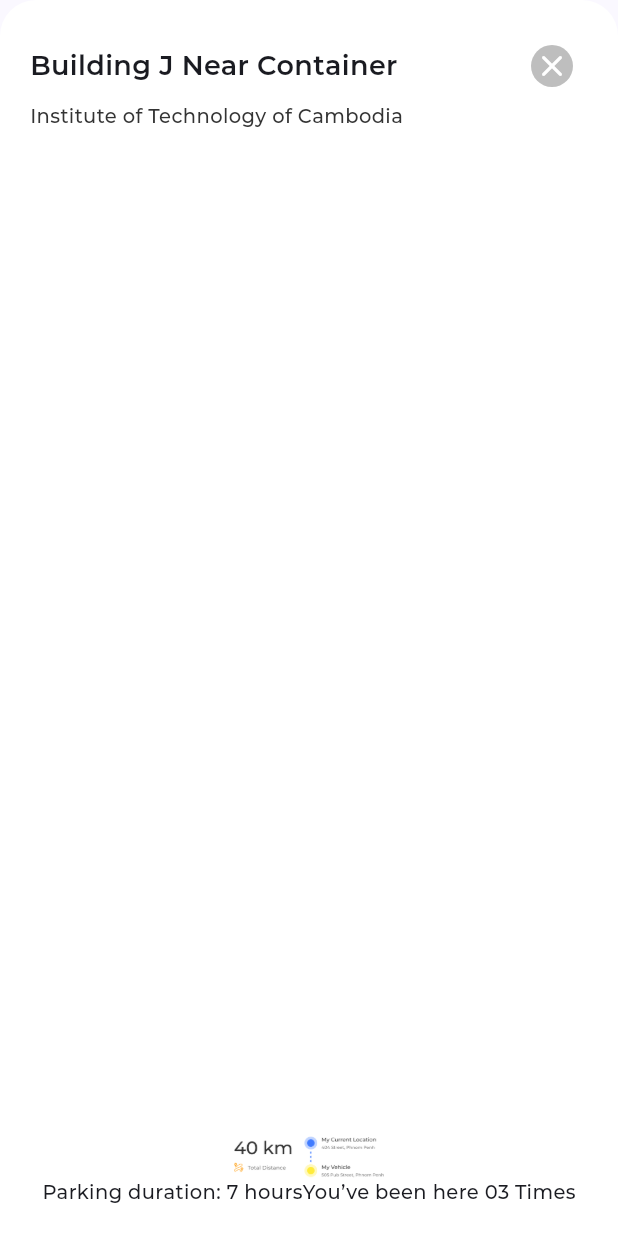
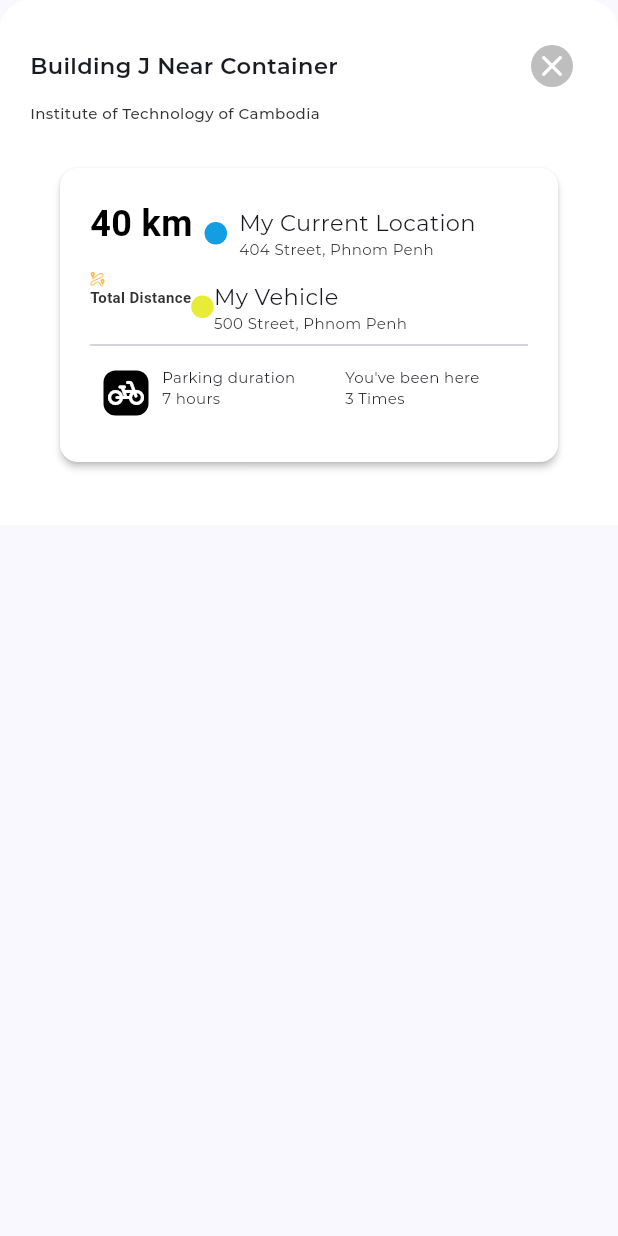
Before and after one commit to darororo/parking_wizard, a Flutter app: the Directions widget shown alone on an empty page, opened directly, on a phone screen of 412 x 824 dp. Run offline on Flutter 3.47's test engine with Material 3 defaults, Android fonts, the phone set to English and light mode, and no system bars; our stand-ins replace flutter_map, flutter_riverpod, geolocator, go_router, google_fonts, latlong2 and 2 more; missing offline and left inert: dart:ffi, flutter_polyline_points, iconify_flutter; project files that could hold a hidden picture were left out.

Commit message:
nara/directions_bottomsheet

```diff
--- a/lib/ui/screens/directions/directions.dart
+++ /dev/null
@@ -1,86 +0,0 @@
-import 'package:flutter/material.dart';
-
-
-class Directions extends StatelessWidget {
-  const Directions({super.key});
-
-  @override
-  Widget build(BuildContext context) {
-    return Container(
-      decoration: const BoxDecoration(
-        color: Colors.white,
-        borderRadius: BorderRadius.only(
-          topLeft: Radius.circular(24),
-          topRight: Radius.circular(24),
-        ),
-      ),
-      padding: const EdgeInsets.fromLTRB(20, 20, 20, 20),
-      width: double.infinity,
-      child: Column(
-        children: [
-          Row(
-            mainAxisAlignment: MainAxisAlignment.spaceBetween,
-            children: [
-              const Text(
-                'Building J Near Container',
-                style: TextStyle(
-                  fontWeight: FontWeight.w600,
-                  fontSize: 18,
-                  fontFamily: 'Montserrat',
-                ),
-              ),
-              Stack(
-                alignment: Alignment.center,
-                children: [
-                  Container(
-                    decoration: const BoxDecoration(
-                      shape: BoxShape.circle,
-                      color: Color(0xFFBEBEBE),
-                    ),
-                    width: 28,
-                    height: 28,
-                  ),
-                  IconButton(
-                    onPressed: () {
-                      Navigator.of(context).pop();
-                    },
-                    icon: const Icon(
-                      Icons.close_rounded,
-                      color: Colors.white,
-                      size: 24,
-                    ),
-                  ),
-                ],
-              ),
-            ],
-          ),
-          Align(
-            alignment: Alignment.centerLeft,
-            child: Text(
-              'Institute of Technology of Cambodia',
-              style: TextStyle(
-                fontSize: 13,
-                color: Color(0xFF333333),
-                fontFamily: 'Montserrat',
-                fontWeight: FontWeight.w500,
-              ),
-            ),
-          ),
-
-          const Spacer(),
-
-          Image.asset('assets/png/direction.png', width: 100),
-          const Text(
-            'Parking duration: 7 hours'
-            'You’ve been here 03 Times',
-            style: TextStyle(
-              fontSize: 13,
-              fontWeight: FontWeight.w500,
-              fontFamily: 'Montserrat',
-            ),
-          ),
-        ],
-      ),
-    );
-  }
-}
--- /dev/null
+++ b/lib/ui/screens/directions_bottomsheet/directions_bottomsheet.dart
@@ -0,0 +1,347 @@
+import 'dart:ffi';
+
+import 'package:flutter/material.dart';
+
+class Directions extends StatelessWidget {
+  const Directions({super.key});
+
+  @override
+  Widget build(BuildContext context) {
+    return SizedBox(
+      height: 350,
+
+      child: Container(
+        decoration: const BoxDecoration(
+          color: Colors.white,
+          borderRadius: BorderRadius.only(
+            topLeft: Radius.circular(20),
+            topRight: Radius.circular(20),
+          ),
+        ),
+        padding: const EdgeInsets.fromLTRB(20, 20, 20, 20),
+        child: Column(
+          children: [
+            Row(
+             mainAxisAlignment: MainAxisAlignment.spaceBetween,
+              children: [
+                const Text(
+                  'Building J Near Container',
+                  style: TextStyle(
+                    fontWeight: FontWeight.w600,
+                    fontSize: 15,
+                    fontFamily: 'Montserrat',
+                  ),
+                ),
+                Stack(
+                  alignment: Alignment.center,
+                  children: [
+                    Container(
+                      decoration: const BoxDecoration(
+                        shape: BoxShape.circle,
+                        color: Color(0xFFBEBEBE),
+                      ),
+                      width: 28,
+                      height: 28,
+                    ),
+                    IconButton(
+                      onPressed: () => Navigator.pop(context),
+                      icon: const Icon(
+                        Icons.close_rounded,
+                        color: Colors.white,
+                        size: 24,
+                      ),
+                    ),
+                  ],
+                ),
+              ],
+            ),
+            const Align(
+              alignment: Alignment.centerLeft,
+              child: Text(
+                'Institute of Technology of Cambodia',
+                style: TextStyle(
+                  fontSize: 10,
+                  color: Color(0xFF333333),
+                  fontFamily: 'Montserrat',
+                  fontWeight: FontWeight.w500,
+                ),
+              ),
+            ),
+            const Spacer(),
+
+            Padding(
+              padding: const EdgeInsets.all(20.0),
+
+              child: Column(
+                crossAxisAlignment: CrossAxisAlignment.start,
+                children: [
+                  _buildInfoCard(
+                    child: Column(
+                      crossAxisAlignment: CrossAxisAlignment.start,
+                      children: [
+                        Row(
+                          crossAxisAlignment: CrossAxisAlignment.start,
+                          children: [
+                            Column(
+                              mainAxisSize: MainAxisSize.min,
+                              crossAxisAlignment: CrossAxisAlignment.start,
+                              children: [
+                                Text(
+                                  '40 km',
+                                  style: TextStyle(
+                                    fontSize: 24,
+                                    fontWeight: FontWeight.bold,
+                                    color: Colors.black,
+                                  ),
+                                ),
+                                SizedBox(height: 4),
+                              ],
+                            ),
+                            SizedBox(width: 8),
+                            Expanded(
+                              child: Padding(
+                                padding: EdgeInsets.only(top: 6),
+                                child: Row(
+                                  children: [
+                                    Stack(
+                                      alignment: Alignment.center,
+                                      children: [
+                                        Container(
+                                          decoration: const BoxDecoration(
+                                            shape: BoxShape.circle,
+                                            color: Color.fromARGB(255, 19, 158, 227),
+                                          ),
+                                          width: 15,
+                                          height: 15,
+                                        ),
+                                      ],
+                                    ),
+                                    SizedBox(width: 8),
+                                    Expanded(
+                                      child: Column(
+                                        crossAxisAlignment: CrossAxisAlignment.start,
+                                        children: [
+                                          Text(
+                                            'My Current Location',
+                                            style: TextStyle(
+                                              fontSize: 15,
+                                              fontFamily: 'Montserrat',
+                                            ),
+                                          ),
+                                          Text(
+                                            '404 Street, Phnom Penh',
+                                            style: TextStyle(
+                                              fontSize: 10,
+                                              color: Color(0xFF333333),
+                                              fontFamily: 'Montserrat',
+                                            ),
+                                          ),
+                                        ],
+                                      ),
+                                    ),
+                                  ],
+                                ),
+                              ),
+                            ),
+                            SizedBox(width: 8),
+
+                          ],
+                        ),
+                        SizedBox(height: 8),
+                        Row(
+                          crossAxisAlignment: CrossAxisAlignment.start,
+                          children: [
+                            Column(
+                              mainAxisSize: MainAxisSize.min,
+                              crossAxisAlignment: CrossAxisAlignment.start,
+                              children: [
+
+                                SizedBox(width: 8),
+                                Image.asset(
+                                  'assets/png/distance.png',
+                                  width: 10,
+                                  height: 10,
+                                ),
+                                Text(
+                                  'Total Distance',
+                                  style: TextStyle(
+                                    fontSize: 10,
+                                    color: Color(0xFF333333),
+                                    fontWeight: FontWeight.bold,
+                                  ),
+                                ),
+                                SizedBox(height: 4),
+                              ],
+                            ),
+                            Expanded(
+                              child: Padding(
+                                padding: EdgeInsets.only(top: 6),
+                                child: Row(
+                                  children: [
+                                    Stack(
+                                      alignment: Alignment.center,
+                                      children: [
+                                        Container(
+                                          decoration: const BoxDecoration(
+                                            shape: BoxShape.circle,
+                                            color: Color.fromARGB(255, 231, 237, 55),
+                                          ),
+                                          width: 15,
+                                          height: 15,
+                                        ),
+                                      ],
+                                    ),
+                                    Expanded(
+                                      child: Column(
+                                        crossAxisAlignment: CrossAxisAlignment.start,
+                                        children: [
+                                          Text(
+                                            'My Vehicle',
+                                            style: TextStyle(
+                                              fontSize: 15,
+                                              fontFamily: 'Montserrat',
+                                            ),
+                                          ),
+                                          Text(
+                                            '500 Street, Phnom Penh',
+                                            style: TextStyle(
+                                              fontSize: 10,
+                                              color: Color(0xFF333333),
+                                              fontFamily: 'Montserrat',
+                                            ),
+                                          ),
+                                        ],
+                                      ),
+                                    ),
+                                  ],
+                                ),
+                              ),
+                            ),
+
+                          ],
+                        ),
+                        Divider(
+                          thickness: 1,
+                        ),
+                        Row(
+                          crossAxisAlignment: CrossAxisAlignment.start,
+                          children: [
+                            Column(
+                              mainAxisSize: MainAxisSize.min,
+                              crossAxisAlignment: CrossAxisAlignment.start,
+                              children: [
+                                Stack(
+                                  alignment: Alignment.center,
+                                  children: [
+                                    Container(
+                                      width: 30,
+                                      height: 30,
+                                      decoration: BoxDecoration(
+                                        color: Color.fromARGB(255, 2, 2, 2),
+                                        borderRadius: BorderRadius.circular(8),
+                                      ),
+                                    ),
+                                    IconButton(
+                                      onPressed: () {},
+                                      icon: const Icon(Icons.pedal_bike_rounded),
+                                      color: Colors.white,
+                                    ),
+                                  ],
+                                ),
+                              ],
+                            ),
+                            Expanded(
+                              child: Padding(
+                                padding: EdgeInsets.only(top: 6),
+                                child: Row(
+                                  children: [
+                                    Expanded(
+                                      child: Column(
+                                        crossAxisAlignment: CrossAxisAlignment.start,
+                                        children: [
+                                          Text(
+                                            'Parking duration',
+                                            style: TextStyle(
+                                              fontSize: 10,
+                                              fontFamily: 'Montserrat',
+                                            ),
+                                          ),
+                                          Text(
+                                            '7 hours',
+                                            style: TextStyle(
+                                              fontSize: 10,
+                                              color: Color(0xFF333333),
+                                              fontFamily: 'Montserrat',
+                                            ),
+                                          ),
+                                        ],
+                                      ),
+                                    ),
+                                    Expanded(
+                                      child: Column(
+                                        crossAxisAlignment: CrossAxisAlignment.start,
+                                        children: [
+                                          Text(
+                                            'You\'ve been here ',
+                                            style: TextStyle(
+                                              fontSize: 10,
+                                              fontFamily: 'Montserrat',
+                                            ),
+                                          ),
+                                          Text(
+                                            '3 Times',
+                                            style: TextStyle(
+                                              fontSize: 10,
+                                              color: Color(0xFF333333),
+                                              fontFamily: 'Montserrat',
+                                            ),
+                                          ),
+                                        ],
+                                      ),
+                                    ),
+                                  ],
+                                ),
+                              ),
+                            ),
+
+                          ],
+                        ),
+                      ],
+                    ),
+                  ),
+                ],
+
+              ),
+
+            ),
+
+          ],
+        ),
+      ),
+    );
+  }
+
+
+  Widget _buildInfoCard({
+    required Widget child,
+    double? height,
+    double? width,
+  }) {
+    return SizedBox(
+      height: height ?? 200,
+      width: width ?? 351,
+      child: Card(
+        elevation: 2,
+        shape: RoundedRectangleBorder(
+          borderRadius: BorderRadius.circular(12),
+        ),
+        color: Colors.white,
+        margin: const EdgeInsets.symmetric(vertical: 2),
+        child: Padding(
+          padding: const EdgeInsets.all(20.0),
+          child: child,
+        ),
+      ),
+    );
+  }
+}
--- a/lib/ui/screens/home_screen/home_screen.dart
+++ b/lib/ui/screens/home_screen/home_screen.dart
@@ -5,6 +5,7 @@ import 'package:geolocator/geolocator.dart';
 import 'package:intl/intl.dart';
 import 'package:parking_wizard/common/models/parking_model.dart';
 import 'package:parking_wizard/common/providers/home_screen/parking_bottom_sheet_provider.dart';
+import 'package:parking_wizard/ui/screens/directions_bottomsheet/directions_bottomsheet.dart';
 import 'package:parking_wizard/ui/screens/home_screen/widgets/cat_bottom_sheet.dart';
 import 'package:parking_wizard/ui/screens/open_street_map.dart';
 import 'package:parking_wizard/ui/screens/parking/create_parking.dart';
@@ -40,7 +41,7 @@ class _HomeScreenState extends ConsumerState<HomeScreen> {
   void _openBottomSheet() {
     showModalBottomSheet(
       context: context,
-      builder: (ctx) => const CatBottomSheet(),
+      builder: (ctx) => const Directions(),
     );
   }
 
```
Also changed, not shown: assets/png/distance.png (added).
